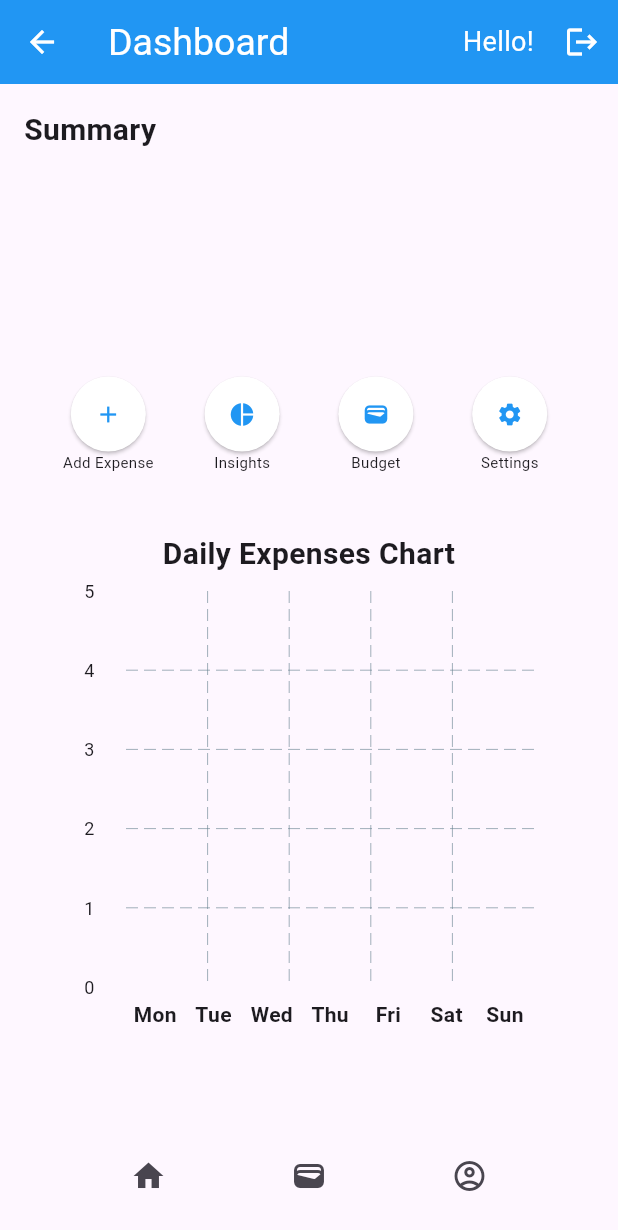
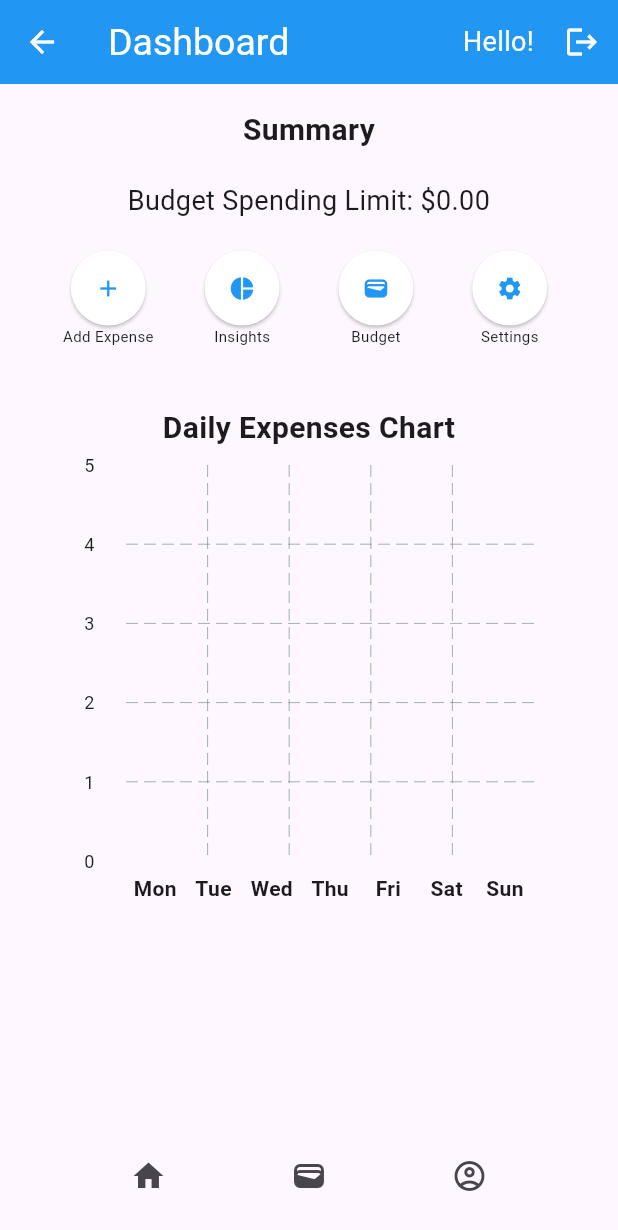
Before and after one commit to kidushailu/ExpenseTrackerApp, a Flutter app: the DashboardPage screen opened directly, on a phone screen of 412 x 824 dp. Shown: the top 1230 px of the screen. Run offline on Flutter 3.47's test engine with Material 3 defaults, Android fonts, the light colour scheme and no system bars; drawn by our look-alikes of fl_chart; our stand-ins replace sqflite; accounts and stored records are empty.

Commit message:
Fixed budget spending limit on dashboard by creating insertBudgetData() function into database_helper.dart

```diff
--- a/lib/dashboard_page.dart
+++ b/lib/dashboard_page.dart
@@ -7,6 +7,7 @@ import 'models/insight_page.dart';
 import 'models/settings_page.dart';
 import 'helpers/dash_buttons.dart';
 import 'helpers/bottom_bar.dart';
+import 'database_helper.dart';
 
 class DashboardPage extends StatefulWidget {
   const DashboardPage({super.key});
@@ -16,6 +17,22 @@ class DashboardPage extends StatefulWidget {
 }
 
 class _DashboardPageState extends State<DashboardPage> {
+  final DatabaseHelper _dbHelper = DatabaseHelper();
+  double limit = 0.0;
+
+  @override
+  void initState() {
+    super.initState();
+    _fetchBudgetData();
+  }
+
+  Future<void> _fetchBudgetData() async {
+    Map<String, dynamic> budget = (await _dbHelper.getBudget()).last;
+    setState(() {
+      limit = budget['amount'];
+    });
+  }
+
   @override
   Widget build(BuildContext context) {
     return Scaffold(
@@ -49,11 +66,18 @@ class _DashboardPageState extends State<DashboardPage> {
           const Text(
             'Summary',
             style: TextStyle(fontSize: 20, fontWeight: FontWeight.bold),
+            textAlign: TextAlign.center,
           ),
 
           // Insert info here
-          const SizedBox(height: 150),
-
+          const SizedBox(height: 20),
+          // if (_budget != null)
+          Text(
+            'Budget Spending Limit: \$${limit.toStringAsFixed(2)}',
+            style: TextStyle(fontSize: 18),
+            textAlign: TextAlign.center,
+          ),
+          SizedBox(height: 20),
           Row(mainAxisAlignment: MainAxisAlignment.spaceEvenly, children: [
             DashBoardButton(
                 page: AddExpensePage(), title: "Add Expense", icon: Icons.add),
--- a/lib/database_helper.dart
+++ b/lib/database_helper.dart
@@ -73,6 +73,11 @@ class DatabaseHelper {
       whereArgs: [username, password],
     );
     return result.isNotEmpty ? result.first : null;
+  }
+
+  Future<int> insertBudget(Map<String, dynamic> budget) async {
+    Database db = await database;
+    return await db.insert('budget', budget);
   }
 
   Future<int> insertExpense(Map<String, dynamic> expense) async {
--- a/lib/helpers/bar_chart.dart
+++ b/lib/helpers/bar_chart.dart
@@ -65,7 +65,7 @@ class _DailyExpenseChartState extends State<DailyExpenseChart> {
                   textAlign: TextAlign.center,
                 )
               : _buildBarChart(
-                  dailyExpenses, Theme.of(context).primaryColorDark)),
+                  dailyExpenses, Theme.of(context).primaryColorLight)),
     ]);
   }
 }
```
Also changed, not shown: lib/models/budget_page.dart (+17 -12 lines).
